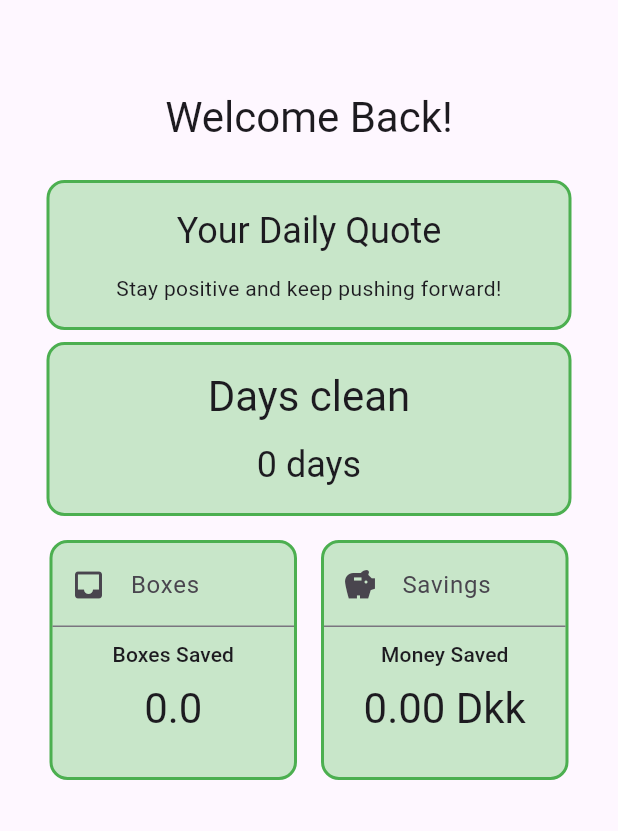
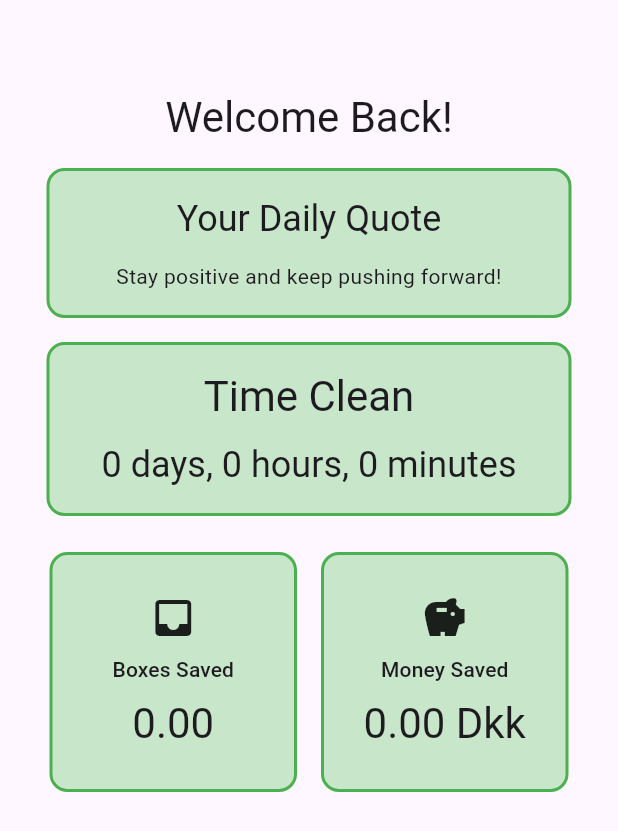
Before and after one commit to Maksi333/projectsmoke, a Flutter app: the HomePage widget shown alone on an empty page, opened directly, on a phone screen of 412 x 824 dp. Shown: the top 831 px of the screen. Run offline on Flutter 3.47's test engine with Material 3 defaults, Android fonts, the phone set to English and light mode, and no system bars; our stand-ins replace shared_preferences; accounts and stored records are empty.

Commit message:
Stuff updates automagically now using statefulWidget on homepage

```diff
--- a/lib/Controller/main_controller.dart
+++ b/lib/Controller/main_controller.dart
@@ -7,7 +7,6 @@ class MainController {
   int pouchesInBox = 0;
 
   DateTime startDate = DateTime.now();
-  int daysClean = 0;
 
   /// Calculate boxes spared since start date
   double calculateSparedBoxes() {
@@ -33,12 +32,19 @@ class MainController {
     return savings;
   }
 
-  /// Calculate number of days clean since start date
-  int daysSinceStart() {
-    if (startDate.isAfter(DateTime.now())) return 0;
+  /// Get clean time as a Duration
+  Duration timeSinceStart() {
+    if (startDate.isAfter(DateTime.now())) return Duration.zero;
+    return DateTime.now().difference(startDate);
+  }
 
-    final diff = DateTime.now().difference(startDate);
-    daysClean = diff.inDays;
-    return daysClean;
+  /// Format clean time as "X days, Y hours, Z minutes"
+  String formattedTimeClean() {
+    final duration = timeSinceStart();
+    final days = duration.inDays;
+    final hours = duration.inHours % 24;
+    final minutes = duration.inMinutes % 60;
+
+    return '$days days, $hours hours, $minutes minutes';
   }
 }
--- a/lib/home.dart
+++ b/lib/home.dart
@@ -1,16 +1,35 @@
+import 'dart:async';
+import 'package:flutter/material.dart';
 import 'Controller/main_controller.dart';
-import 'package:flutter/material.dart';
-import 'setup.dart';
-import 'package:shared_preferences/shared_preferences.dart';
 
 MainController controller = MainController();
 List<String> quotes = controller.quotes;
-double sparedBoxes = controller.sparedBoxes;
-double savings = controller.savings;
-int days = controller.daysClean;
 
-class HomePage extends StatelessWidget {
+class HomePage extends StatefulWidget {
   const HomePage({super.key});
+
+  @override
+  State<HomePage> createState() => _HomePageState();
+}
+
+class _HomePageState extends State<HomePage> {
+  Timer? _timer;
+
+  @override
+  void initState() {
+    super.initState();
+
+    // Refresh every minute
+    _timer = Timer.periodic(Duration(minutes: 1), (_) {
+      setState(() {}); // triggers rebuild
+    });
+  }
+
+  @override
+  void dispose() {
+    _timer?.cancel();
+    super.dispose();
+  }
 
   @override
   Widget build(BuildContext context) {
@@ -21,14 +40,38 @@ class HomePage extends StatelessWidget {
         child: Column(
           mainAxisSize: MainAxisSize.min,
           children: [
-            Container(
-              margin: const EdgeInsets.only(bottom: 24),
-              child: Text(
+            Text(
               'Welcome Back!',
               style: Theme.of(context).textTheme.headlineMedium,
             ),
+            const SizedBox(height: 16),
+            _buildQuoteBox(),
+            const SizedBox(height: 16),
+            _buildTimeCleanBox(),
+            const SizedBox(height: 16),
+            Row(
+              mainAxisSize: MainAxisSize.min,
+              children: [
+                _buildStatBox(
+                  'Boxes Saved',
+                  controller.calculateSparedBoxes().toStringAsFixed(2),
+                  Icons.inbox,
                 ),
-            Container(
+                _buildStatBox(
+                  'Money Saved',
+                  '${controller.calculateSavings().toStringAsFixed(2)} Dkk',
+                  Icons.savings,
+                ),
+              ],
+            ),
+          ],
+        ),
+      ),
+    );
+  }
+
+  Widget _buildQuoteBox() {
+    return Container(
       width: 350,
       padding: const EdgeInsets.symmetric(horizontal: 24, vertical: 16),
       decoration: BoxDecoration(
@@ -52,15 +95,13 @@ class HomePage extends StatelessWidget {
           ),
         ],
       ),
-            ),
-            Padding(
-              padding: const EdgeInsets.all(8.0),
-              child: Container(
+    );
+  }
+
+  Widget _buildTimeCleanBox() {
+    return Container(
       width: 350,
-                padding: const EdgeInsets.symmetric(
-                  horizontal: 24,
-                  vertical: 16,
-                ),
+      padding: const EdgeInsets.symmetric(horizontal: 24, vertical: 16),
       decoration: BoxDecoration(
         color: Colors.green[100],
         borderRadius: BorderRadius.circular(12),
@@ -68,23 +109,19 @@ class HomePage extends StatelessWidget {
       ),
       child: Column(
         children: [
-                    Text(
-                      'Days clean',
-                      style: Theme.of(context).textTheme.headlineMedium,
-                    ),
+          Text('Time Clean', style: Theme.of(context).textTheme.headlineMedium),
           const SizedBox(height: 12),
           Text(
-                      '${controller.daysSinceStart()} days',
+            controller.formattedTimeClean(),
             style: Theme.of(context).textTheme.headlineSmall,
           ),
         ],
       ),
-              ),
-            ),
-            Row(
-              mainAxisSize: MainAxisSize.min,
-              children: [
-                Padding(
+    );
+  }
+
+  Widget _buildStatBox(String label, String value, IconData icon) {
+    return Padding(
       padding: const EdgeInsets.all(8.0),
       child: Container(
         height: 160,
@@ -95,71 +132,13 @@ class HomePage extends StatelessWidget {
           border: Border.all(color: Colors.green, width: 2),
         ),
         child: Column(
+          mainAxisAlignment: MainAxisAlignment.center,
           children: [
-                        TextField(
-                          decoration: InputDecoration(
-                            labelText: 'Boxes',
-                            prefixIcon: Icon(Icons.inbox),
-                          ),
-                        ),
-                        Center(
-                          child: Padding(
-                            padding: const EdgeInsets.all(8.0),
-                            child: Text(
-                              'Boxes Saved',
-                              style: Theme.of(context).textTheme.labelLarge,
-                            ),
-                          ),
-                        ),
-                        Center(
-                          child: Text(
-                            '${controller.calculateSparedBoxes()}',
-                            style: Theme.of(context).textTheme.headlineMedium,
-                          ),
-                        ),
-                      ],
-                    ),
-                  ),
-                ),
-                Padding(
-                  padding: const EdgeInsets.all(8.0),
-                  child: Container(
-                    height: 160,
-                    width: 165,
-                    decoration: BoxDecoration(
-                      color: Colors.green[100],
-                      borderRadius: BorderRadius.circular(12),
-                      border: Border.all(color: Colors.green, width: 2),
-                    ),
-                    child: Column(
-                      children: [
-                        TextField(
-                          decoration: InputDecoration(
-                            labelText: 'Savings',
-                            prefixIcon: Icon(Icons.savings),
-                          ),
-                        ),
-                        Center(
-                          child: Padding(
-                            padding: const EdgeInsets.all(8.0),
-                            child: Text(
-                              'Money Saved',
-                              style: Theme.of(context).textTheme.labelLarge,
-                            ),
-                          ),
-                        ),
-                        Center(
-                          child: Text(
-                            '${controller.calculateSavings().toStringAsFixed(2)} Dkk',
-                            style: Theme.of(context).textTheme.headlineMedium,
-                          ),
-                        ),
-                      ],
-                    ),
-                  ),
-                ),
-              ],
-            ),
+            Icon(icon, size: 32),
+            const SizedBox(height: 8),
+            Text(label, style: Theme.of(context).textTheme.labelLarge),
+            const SizedBox(height: 8),
+            Text(value, style: Theme.of(context).textTheme.headlineMedium),
           ],
         ),
       ),
--- a/lib/main.dart
+++ b/lib/main.dart
@@ -1,3 +1,4 @@
+import 'dart:async';
 import 'package:flutter/material.dart';
 import 'package:shared_preferences/shared_preferences.dart';
 import 'setup.dart';
@@ -35,13 +36,18 @@ class MyHomePage extends StatefulWidget {
 
 class _MyHomePageState extends State<MyHomePage> {
   bool? isSetupDone;
+  Timer? _timer;
   var selectedIndex = 1;
 
   @override
   void initState() {
     super.initState();
+
     initializeApp();
-    //_checkSetupStatus(); implement this again
+    _timer = Timer.periodic(Duration(minutes: 1), (_) {
+      setState(() {}); // triggers rebuild to update time clean
+    });
+    _checkSetupStatus();
   }
 
   Future<void> initializeApp() async {
```
Lines whose indentation alone changed are shown as unchanged.
